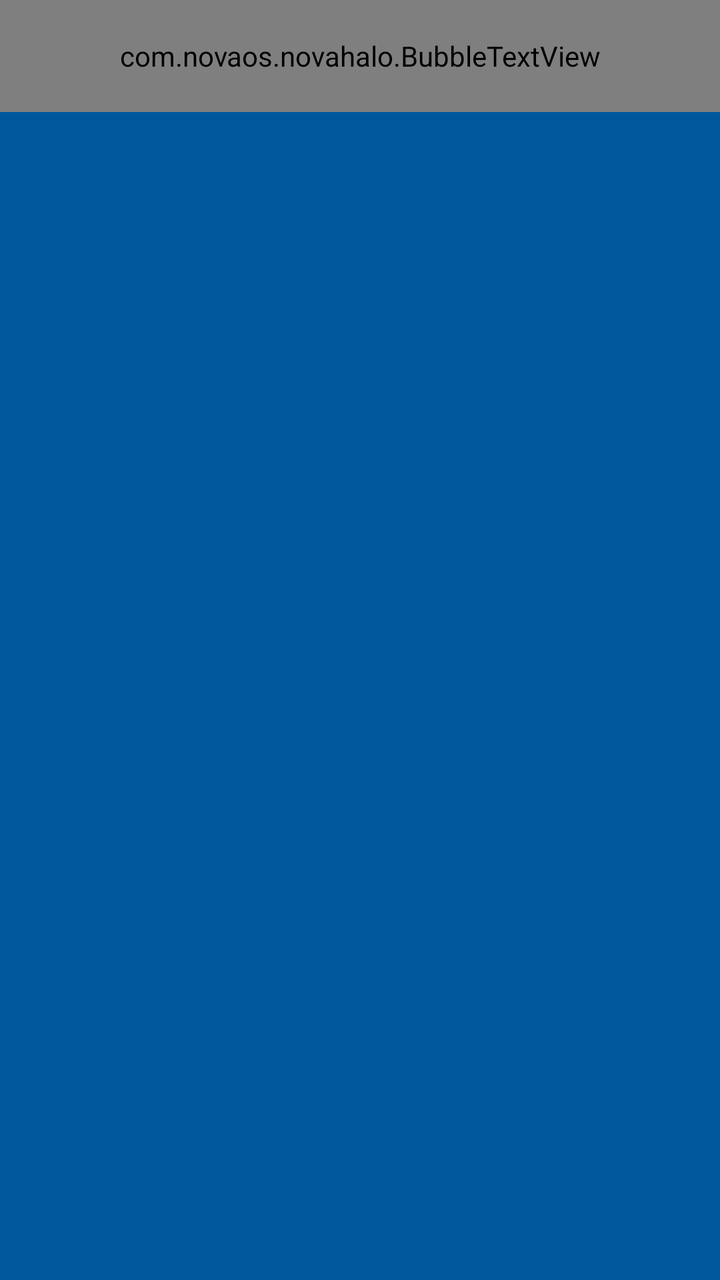
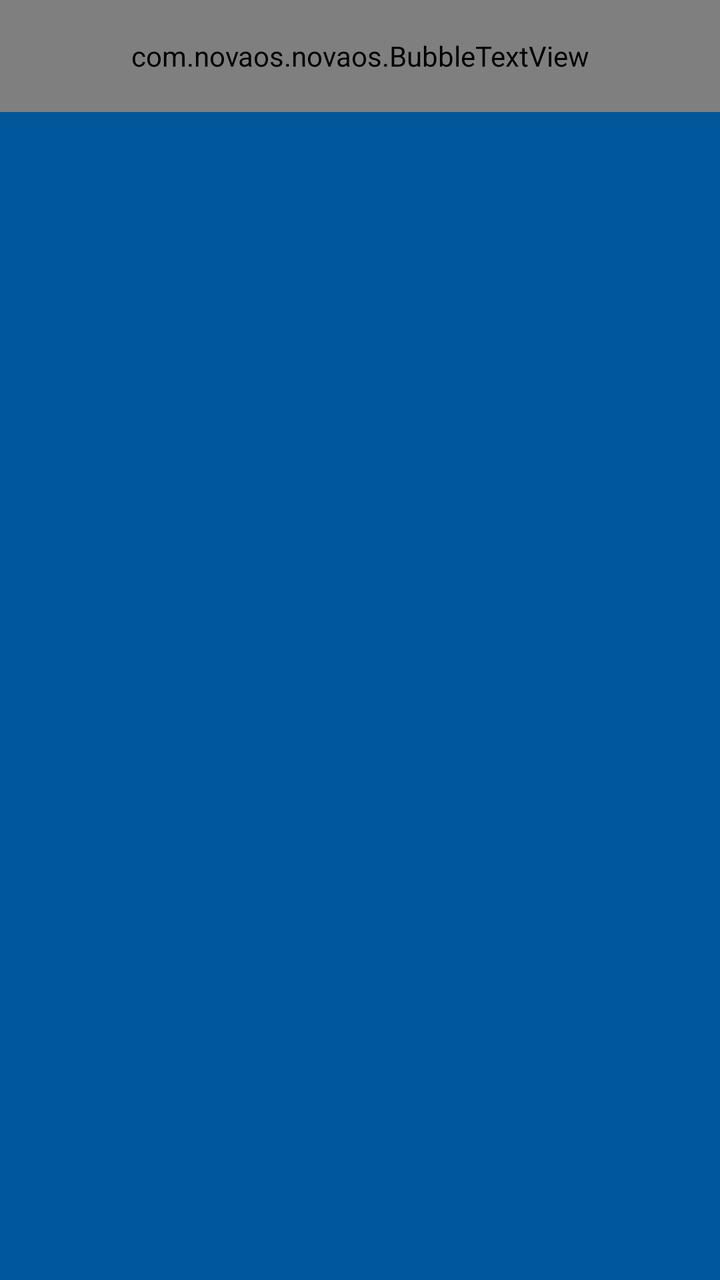

Compare the two renders of this Android layout. The source of the first and the diff that turns it into the second are given below.
<!-- AndroidManifest.xml: fallback theme Theme.MaterialComponents.DayNight.NoActionBar -->
<!-- res/layout/widgets_list_row_view.xml -->
<?xml version="1.0" encoding="utf-8"?>
<LinearLayout xmlns:android="http://schemas.android.com/apk/res/android"
    xmlns:launcher="http://schemas.android.com/apk/res-auto"
    android:layout_width="match_parent"
    android:layout_height="wrap_content"
    android:background="@color/widgets_view_section_header_color"
    android:orientation="vertical"
    android:focusable="true"
    android:elevation="2dp"
    android:descendantFocusability="afterDescendants">

    

    <com.novaos.novahalo.BubbleTextView
        android:id="@+id/section"
        android:layout_width="match_parent"
        android:layout_height="@dimen/widget_section_height"
        android:background="?attr/colorSecondary"
        android:drawablePadding="@dimen/widget_section_horizontal_padding"
        android:ellipsize="end"
        android:focusable="true"
        android:gravity="start|center_vertical"
        android:importantForAccessibility="no"
        android:paddingBottom="@dimen/widget_section_vertical_padding"
        android:paddingLeft="@dimen/widget_section_horizontal_padding"
        android:paddingRight="@dimen/widget_section_horizontal_padding"
        android:paddingTop="@dimen/widget_section_vertical_padding"
        android:maxLines="1"
        android:textColor="@color/widgets_view_section_text_color"
        android:textSize="16sp"
        launcher:customShadows="false"
        launcher:deferShadowGeneration="true"
        launcher:iconDisplay="widget_section"
        launcher:iconSizeOverride="@dimen/widget_section_icon_size"
        launcher:layoutHorizontal="true" />

    <HorizontalScrollView
        android:theme="@style/CustomOverscroll.Light"
        android:layout_width="wrap_content"
        android:layout_height="wrap_content"
        android:scrollbars="none">

        <LinearLayout
            android:id="@+id/widgets_cell_list"
            android:layout_width="wrap_content"
            android:layout_height="wrap_content"
            android:paddingStart="@dimen/widget_row_padding"
            android:paddingEnd="0dp"
            android:orientation="horizontal"
            android:divider="@drawable/widgets_row_divider"
            android:showDividers="middle" />
    </HorizontalScrollView>
</LinearLayout>
<!-- resources referenced by this layout -->
<resources>
  <color name="widgets_view_section_header_color">#01579B</color>
  <color name="widgets_view_section_text_color">#FFFFFF</color>
  <dimen name="widget_row_padding">8dp</dimen>
  <dimen name="widget_section_height">56dp</dimen>
  <dimen name="widget_section_horizontal_padding">16dp</dimen>
  <dimen name="widget_section_icon_size">40dp</dimen>
  <dimen name="widget_section_vertical_padding">8dp</dimen>
  <!-- drawable widgets_row_divider (drawable) -->
  <?xml version="1.0" encoding="utf-8"?>
  <shape xmlns:android="http://schemas.android.com/apk/res/android">
      <size android:width="@dimen/widget_row_divider" />
      <solid android:color="?attr/colorSecondary" />
  </shape>
  <style name="CustomOverscroll.Light" parent="@android:style/Theme.DeviceDefault.Light">
          <item name="android:colorEdgeEffect">@color/folder_edge_effect_color</item>
          <item name="android:colorAccent">@color/accent_material_light</item>
      </style>
  <dimen name="widget_row_divider">2dp</dimen>
  <color name="folder_edge_effect_color">#FF757575</color>
  <color name="accent_material_light">#00bcd4</color>
</resources>

<!-- the commit's change to res/layout/widgets_list_row_view.xml (unified diff, before → after) -->
@@ -11,7 +11,7 @@
 
     
 
-    <com.novaos.novahalo.BubbleTextView
+    <com.novaos.novaos.BubbleTextView
         android:id="@+id/section"
         android:layout_width="match_parent"
         android:layout_height="@dimen/widget_section_height"
